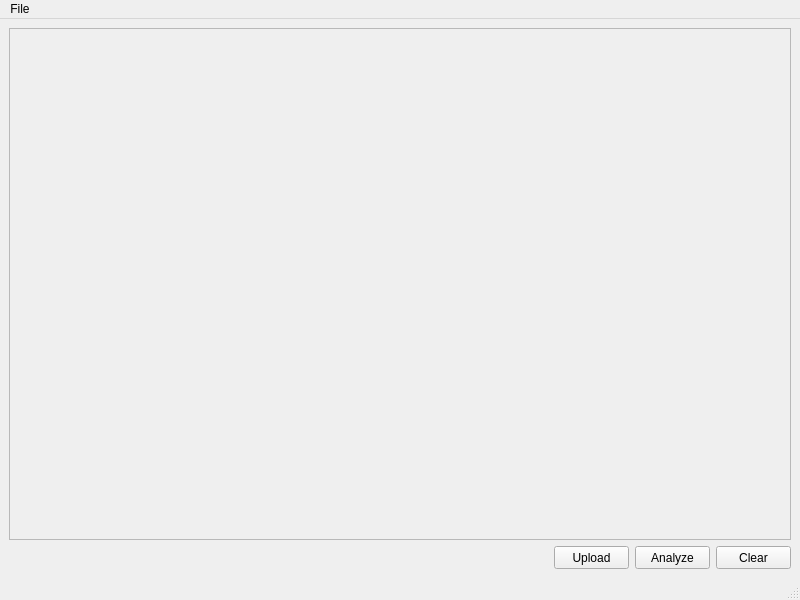
Qt form mainwindow.ui (yixinj/AnaCam-GUI) before a commit.
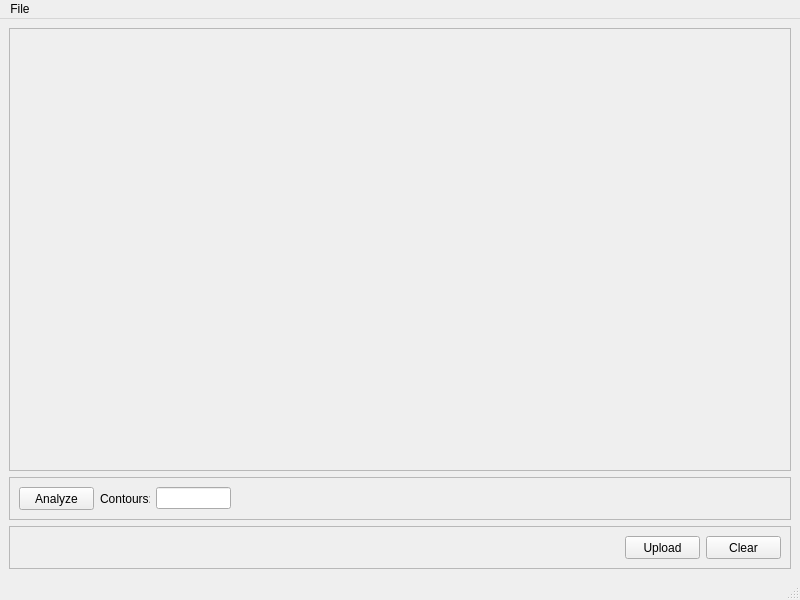
The same form after that commit.

```diff
--- a/mainwindow.ui
+++ b/mainwindow.ui
@@ -53,9 +53,58 @@
      </widget>
     </item>
     <item>
-     <layout class="QHBoxLayout" name="horizontalLayout">
+     <widget class="QFrame" name="frameAnalyze">
+      <property name="frameShape">
+       <enum>QFrame::StyledPanel</enum>
+      </property>
+      <property name="frameShadow">
+       <enum>QFrame::Raised</enum>
+      </property>
+      <layout class="QHBoxLayout" name="horizontalLayout_2">
       <item>
-       <spacer name="horizontalSpacer">
+        <widget class="QPushButton" name="btnAnalyze">
+         <property name="minimumSize">
+          <size>
+           <width>75</width>
+           <height>23</height>
+          </size>
+         </property>
+         <property name="maximumSize">
+          <size>
+           <width>75</width>
+           <height>23</height>
+          </size>
+         </property>
+         <property name="text">
+          <string>Analyze</string>
+         </property>
+        </widget>
+       </item>
+       <item>
+        <widget class="QLabel" name="labelContours">
+         <property name="maximumSize">
+          <size>
+           <width>50</width>
+           <height>23</height>
+          </size>
+         </property>
+         <property name="text">
+          <string>Contours:</string>
+         </property>
+        </widget>
+       </item>
+       <item>
+        <widget class="QLineEdit" name="lineEdit">
+         <property name="maximumSize">
+          <size>
+           <width>75</width>
+           <height>16777215</height>
+          </size>
+         </property>
+        </widget>
+       </item>
+       <item>
+        <spacer name="spacerAnalyze">
         <property name="orientation">
          <enum>Qt::Horizontal</enum>
         </property>
@@ -67,6 +116,31 @@
         </property>
        </spacer>
       </item>
+      </layout>
+     </widget>
+    </item>
+    <item>
+     <widget class="QFrame" name="frameUpload">
+      <property name="frameShape">
+       <enum>QFrame::StyledPanel</enum>
+      </property>
+      <property name="frameShadow">
+       <enum>QFrame::Raised</enum>
+      </property>
+      <layout class="QHBoxLayout" name="horizontalLayout">
+       <item>
+        <spacer name="spacerUpload">
+         <property name="orientation">
+          <enum>Qt::Horizontal</enum>
+         </property>
+         <property name="sizeHint" stdset="0">
+          <size>
+           <width>597</width>
+           <height>20</height>
+          </size>
+         </property>
+        </spacer>
+       </item>
       <item>
        <widget class="QPushButton" name="btnUpload">
         <property name="minimumSize">
@@ -86,25 +160,6 @@
         </property>
        </widget>
       </item>
-      <item>
-       <widget class="QPushButton" name="btnAnalyze">
-        <property name="minimumSize">
-         <size>
-          <width>75</width>
-          <height>23</height>
-         </size>
-        </property>
-        <property name="maximumSize">
-         <size>
-          <width>75</width>
-          <height>23</height>
-         </size>
-        </property>
-        <property name="text">
-         <string>Analyze</string>
-        </property>
-       </widget>
-      </item>
       <item>
        <widget class="QPushButton" name="btnClear">
         <property name="minimumSize">
@@ -125,6 +180,7 @@
        </widget>
       </item>
      </layout>
+     </widget>
     </item>
    </layout>
   </widget>
```
Left out of the diff: 2 changed lines with no effect on the pictures. Lines whose indentation alone changed are shown as unchanged.
